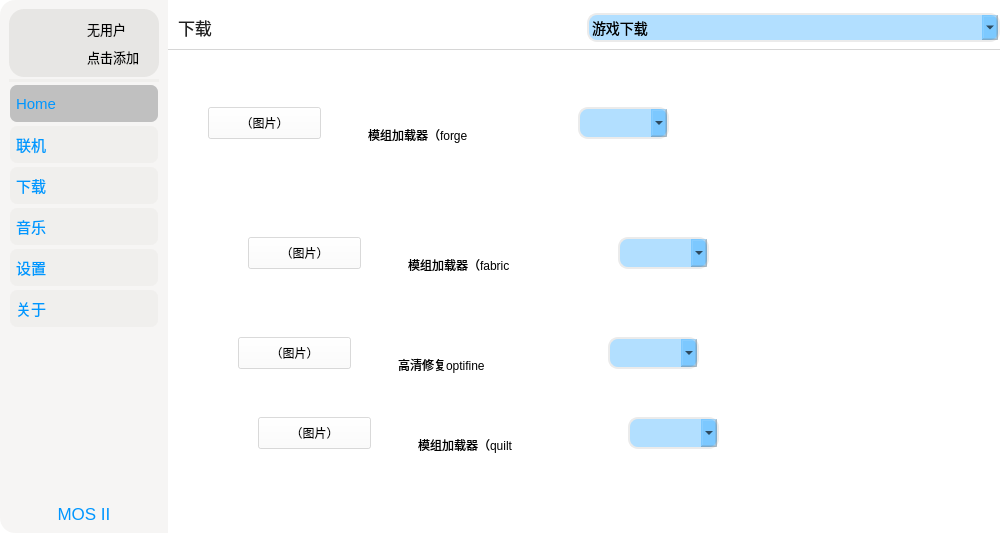
The window that UI/MOS_UI.ui (David-xian66/Minecraft-Optimal-Starter_2) describes before a commit, drawn with Qt 5.
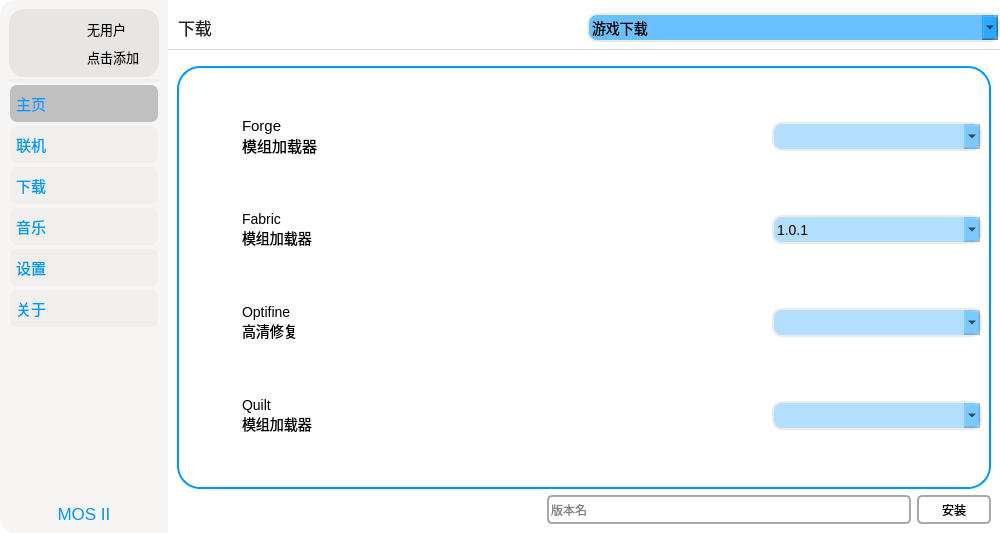
The same window after the commit. The open tabs and pages were chosen to show the change. Icons and pictures are not drawn.

```diff
--- a/UI/MOS_UI.ui
+++ b/UI/MOS_UI.ui
@@ -32,10 +32,7 @@
    <property name="styleSheet">
     <string notr="true">background-color: rgba(255, 255, 255,100);</string>
    </property>
-   <layout class="QHBoxLayout" name="horizontalLayout_2">
-    <property name="spacing">
-     <number>0</number>
-    </property>
+   <layout class="QGridLayout" name="gridLayout_13">
     <property name="leftMargin">
      <number>0</number>
     </property>
@@ -48,8 +45,17 @@
     <property name="bottomMargin">
      <number>0</number>
     </property>
-    <item>
+    <property name="horizontalSpacing">
+     <number>0</number>
+    </property>
+    <item row="0" column="0">
      <widget class="QWidget" name="widget_mos_left" native="true">
+      <property name="sizePolicy">
+       <sizepolicy hsizetype="Preferred" vsizetype="Preferred">
+        <horstretch>0</horstretch>
+        <verstretch>0</verstretch>
+       </sizepolicy>
+      </property>
       <property name="autoFillBackground">
        <bool>false</bool>
       </property>
@@ -87,7 +93,7 @@
 	font-size: 15px;
 	border-style:none;
 	border-radius:8px;
-	border:2px solid rgb(229, 228, 226,0);
+	border:2px solid rgba(229, 228, 226,0);
 }
 QPushButton::hover
 {
@@ -110,7 +116,7 @@
 	font-size: 15px;
 	border-style:none;
 	border-radius:8px;
-	border:2px solid rgb(229, 228, 226,0);background-color: rgb(192, 192, 192);
+	border:2px solid rgba(229, 228, 226,0);background-color: rgb(192, 192, 192);
 }
 #pushButton_home::hover
 {
@@ -226,7 +232,7 @@
           <string notr="true"/>
          </property>
          <property name="text">
-          <string>Home</string>
+          <string>主页</string>
          </property>
          <property name="icon">
           <iconset>
@@ -399,7 +405,7 @@
       </layout>
      </widget>
     </item>
-    <item>
+    <item row="0" column="1">
      <widget class="QStackedWidget" name="stackedWidget_mos_right">
       <property name="styleSheet">
        <string notr="true">font: 13pt &quot;PingFang SC&quot;;background-color: rgba(255, 255, 255, 128);</string>
@@ -939,7 +945,7 @@
     border-radius: 3px;
 	height:25px;
 	font-size: 14px;
-	background-color: rgba(0, 150, 255, 77);
+	background-color: rgba(0, 150, 255, 150);
 	border-radius:10px;
 }
 /*QComboBox::down-arrow
@@ -1019,6 +1025,9 @@
         </item>
         <item row="4" column="0" colspan="2">
          <widget class="QStackedWidget" name="stackedWidget_2">
+          <property name="styleSheet">
+           <string notr="true">background-color: rgba(255, 255, 255, 0);</string>
+          </property>
           <property name="currentIndex">
            <number>1</number>
           </property>
@@ -1056,150 +1065,394 @@
            </layout>
           </widget>
           <widget class="QWidget" name="page_10">
-           <widget class="QPushButton" name="pushButton_5">
-            <property name="geometry">
-             <rect>
-              <x>40</x>
-              <y>50</y>
-              <width>113</width>
-              <height>32</height>
-             </rect>
-            </property>
-            <property name="text">
-             <string>（图片）</string>
-            </property>
-           </widget>
-           <widget class="QLabel" name="label_11">
-            <property name="geometry">
-             <rect>
-              <x>200</x>
-              <y>70</y>
-              <width>171</width>
-              <height>16</height>
-             </rect>
-            </property>
-            <property name="text">
-             <string>模组加载器（forge</string>
-            </property>
-           </widget>
-           <widget class="QComboBox" name="comboBox_3">
-            <property name="geometry">
-             <rect>
-              <x>410</x>
-              <y>50</y>
-              <width>91</width>
-              <height>32</height>
-             </rect>
-            </property>
-           </widget>
-           <widget class="QComboBox" name="comboBox_4">
-            <property name="geometry">
-             <rect>
-              <x>450</x>
-              <y>180</y>
-              <width>91</width>
-              <height>32</height>
-             </rect>
-            </property>
-           </widget>
-           <widget class="QLabel" name="label_19">
-            <property name="geometry">
-             <rect>
-              <x>240</x>
-              <y>200</y>
-              <width>171</width>
-              <height>16</height>
-             </rect>
-            </property>
-            <property name="text">
-             <string>模组加载器（fabric</string>
-            </property>
-           </widget>
-           <widget class="QPushButton" name="pushButton_6">
-            <property name="geometry">
-             <rect>
-              <x>80</x>
-              <y>180</y>
-              <width>113</width>
-              <height>32</height>
-             </rect>
-            </property>
-            <property name="text">
-             <string>（图片）</string>
-            </property>
-           </widget>
-           <widget class="QComboBox" name="comboBox_5">
-            <property name="geometry">
-             <rect>
-              <x>440</x>
-              <y>280</y>
-              <width>91</width>
-              <height>32</height>
-             </rect>
-            </property>
-           </widget>
-           <widget class="QLabel" name="label_20">
-            <property name="geometry">
-             <rect>
-              <x>230</x>
-              <y>300</y>
-              <width>171</width>
-              <height>16</height>
-             </rect>
-            </property>
-            <property name="text">
-             <string>高清修复optifine</string>
-            </property>
-           </widget>
-           <widget class="QPushButton" name="pushButton_7">
-            <property name="geometry">
-             <rect>
-              <x>70</x>
-              <y>280</y>
-              <width>113</width>
-              <height>32</height>
-             </rect>
-            </property>
-            <property name="text">
-             <string>（图片）</string>
-            </property>
-           </widget>
-           <widget class="QComboBox" name="comboBox_6">
-            <property name="geometry">
-             <rect>
-              <x>460</x>
-              <y>360</y>
-              <width>91</width>
-              <height>32</height>
-             </rect>
-            </property>
-           </widget>
-           <widget class="QLabel" name="label_21">
-            <property name="geometry">
-             <rect>
-              <x>250</x>
-              <y>380</y>
-              <width>171</width>
-              <height>16</height>
-             </rect>
-            </property>
-            <property name="text">
-             <string>模组加载器（quilt</string>
-            </property>
-           </widget>
-           <widget class="QPushButton" name="pushButton_8">
-            <property name="geometry">
-             <rect>
-              <x>90</x>
-              <y>360</y>
-              <width>113</width>
-              <height>32</height>
-             </rect>
-            </property>
-            <property name="text">
-             <string>（图片）</string>
-            </property>
-           </widget>
+           <property name="styleSheet">
+            <string notr="true"/>
+           </property>
+           <layout class="QGridLayout" name="gridLayout_26">
+            <item row="0" column="0" colspan="3">
+             <widget class="QWidget" name="widget_2" native="true">
+              <property name="styleSheet">
+               <string notr="true">QWidget{border-radius: 23px;border:2px solid rgb(0, 150, 255);}
+QComboBox {
+    border: 2px solid rgb(235, 235, 235); /* border: 宽度 线类型 颜色 */
+    border-radius: 3px;
+	height:25px;
+	font-size: 14px;
+	background-color: rgba(0, 150, 255, 77);
+	border-radius:10px;
+}
+/*QComboBox::down-arrow
+是 右面那个 
+*/</string>
+              </property>
+              <layout class="QGridLayout" name="gridLayout_25">
+               <item row="0" column="2" colspan="2">
+                <spacer name="horizontalSpacer_15">
+                 <property name="orientation">
+                  <enum>Qt::Horizontal</enum>
+                 </property>
+                 <property name="sizeType">
+                  <enum>QSizePolicy::Expanding</enum>
+                 </property>
+                 <property name="sizeHint" stdset="0">
+                  <size>
+                   <width>199</width>
+                   <height>20</height>
+                  </size>
+                 </property>
+                </spacer>
+               </item>
+               <item row="3" column="2">
+                <spacer name="horizontalSpacer_12">
+                 <property name="orientation">
+                  <enum>Qt::Horizontal</enum>
+                 </property>
+                 <property name="sizeHint" stdset="0">
+                  <size>
+                   <width>40</width>
+                   <height>20</height>
+                  </size>
+                 </property>
+                </spacer>
+               </item>
+               <item row="3" column="0">
+                <widget class="QPushButton" name="pushButton_8">
+                 <property name="styleSheet">
+                  <string notr="true">border-style:none;width:50px;height:50px;border-radius: 23px;background-color: rgba(235, 235, 235, 0);</string>
+                 </property>
+                 <property name="text">
+                  <string/>
+                 </property>
+                 <property name="icon">
+                  <iconset>
+                   <normaloff>../picture/quilt.png</normaloff>../picture/quilt.png</iconset>
+                 </property>
+                 <property name="iconSize">
+                  <size>
+                   <width>50</width>
+                   <height>50</height>
+                  </size>
+                 </property>
+                </widget>
+               </item>
+               <item row="2" column="2" colspan="2">
+                <spacer name="horizontalSpacer_13">
+                 <property name="orientation">
+                  <enum>Qt::Horizontal</enum>
+                 </property>
+                 <property name="sizeHint" stdset="0">
+                  <size>
+                   <width>40</width>
+                   <height>20</height>
+                  </size>
+                 </property>
+                </spacer>
+               </item>
+               <item row="2" column="5">
+                <widget class="QComboBox" name="comboBox_5">
+                 <property name="minimumSize">
+                  <size>
+                   <width>120</width>
+                   <height>25</height>
+                  </size>
+                 </property>
+                 <property name="styleSheet">
+                  <string notr="true">border: 2px solid rgb(235, 235, 235);</string>
+                 </property>
+                </widget>
+               </item>
+               <item row="1" column="2" colspan="2">
+                <spacer name="horizontalSpacer_14">
+                 <property name="orientation">
+                  <enum>Qt::Horizontal</enum>
+                 </property>
+                 <property name="sizeHint" stdset="0">
+                  <size>
+                   <width>40</width>
+                   <height>20</height>
+                  </size>
+                 </property>
+                </spacer>
+               </item>
+               <item row="3" column="1">
+                <widget class="QLabel" name="label_21">
+                 <property name="styleSheet">
+                  <string notr="true">border-style:none;font-size: 14px;</string>
+                 </property>
+                 <property name="text">
+                  <string>Quilt
+模组加载器</string>
+                 </property>
+                </widget>
+               </item>
+               <item row="2" column="1">
+                <widget class="QLabel" name="label_20">
+                 <property name="styleSheet">
+                  <string notr="true">border-style:none;font-size: 14px;</string>
+                 </property>
+                 <property name="text">
+                  <string>Optifine
+高清修复</string>
+                 </property>
+                </widget>
+               </item>
+               <item row="1" column="4">
+                <widget class="QPushButton" name="pushButton_13">
+                 <property name="styleSheet">
+                  <string notr="true">border-style:none;width:50px;height:50px;border-radius: 23px;background-color: rgba(235, 235, 235, 0);</string>
+                 </property>
+                 <property name="text">
+                  <string/>
+                 </property>
+                 <property name="icon">
+                  <iconset>
+                   <normaloff>../picture/loading.gif</normaloff>../picture/loading.gif</iconset>
+                 </property>
+                 <property name="iconSize">
+                  <size>
+                   <width>40</width>
+                   <height>40</height>
+                  </size>
+                 </property>
+                </widget>
+               </item>
+               <item row="2" column="4">
+                <widget class="QPushButton" name="pushButton_14">
+                 <property name="styleSheet">
+                  <string notr="true">border-style:none;width:50px;height:50px;border-radius: 23px;background-color: rgba(235, 235, 235, 0);</string>
+                 </property>
+                 <property name="text">
+                  <string/>
+                 </property>
+                 <property name="icon">
+                  <iconset>
+                   <normaloff>../picture/loading.gif</normaloff>../picture/loading.gif</iconset>
+                 </property>
+                 <property name="iconSize">
+                  <size>
+                   <width>40</width>
+                   <height>40</height>
+                  </size>
+                 </property>
+                </widget>
+               </item>
+               <item row="0" column="0">
+                <widget class="QPushButton" name="pushButton_5">
+                 <property name="styleSheet">
+                  <string notr="true">border-style:none;width:50px;height:50px;border-radius: 23px;background-color: rgba(235, 235, 235, 0);</string>
+                 </property>
+                 <property name="text">
+                  <string/>
+                 </property>
+                 <property name="icon">
+                  <iconset>
+                   <normaloff>../picture/forge.png</normaloff>../picture/forge.png</iconset>
+                 </property>
+                 <property name="iconSize">
+                  <size>
+                   <width>50</width>
+                   <height>50</height>
+                  </size>
+                 </property>
+                </widget>
+               </item>
+               <item row="0" column="1">
+                <widget class="QLabel" name="label_11">
+                 <property name="styleSheet">
+                  <string notr="true">border-style:none;font-size: 15px;</string>
+                 </property>
+                 <property name="text">
+                  <string>Forge
+模组加载器</string>
+                 </property>
+                </widget>
+               </item>
+               <item row="2" column="0">
+                <widget class="QPushButton" name="pushButton_7">
+                 <property name="styleSheet">
+                  <string notr="true">border-style:none;width:50px;height:50px;border-radius: 23px;background-color: rgba(235, 235, 235, 0);</string>
+                 </property>
+                 <property name="text">
+                  <string/>
+                 </property>
+                 <property name="icon">
+                  <iconset>
+                   <normaloff>../picture/optifine.png</normaloff>../picture/optifine.png</iconset>
+                 </property>
+                 <property name="iconSize">
+                  <size>
+                   <width>50</width>
+                   <height>50</height>
+                  </size>
+                 </property>
+                </widget>
+               </item>
+               <item row="3" column="4">
+                <widget class="QPushButton" name="pushButton_15">
+                 <property name="styleSheet">
+                  <string notr="true">border-style:none;width:50px;height:50px;border-radius: 23px;background-color: rgba(235, 235, 235, 0);</string>
+                 </property>
+                 <property name="text">
+                  <string/>
+                 </property>
+                 <property name="icon">
+                  <iconset>
+                   <normaloff>../picture/loading.gif</normaloff>../picture/loading.gif</iconset>
+                 </property>
+                 <property name="iconSize">
+                  <size>
+                   <width>40</width>
+                   <height>40</height>
+                  </size>
+                 </property>
+                </widget>
+               </item>
+               <item row="3" column="5">
+                <widget class="QComboBox" name="comboBox_6">
+                 <property name="minimumSize">
+                  <size>
+                   <width>120</width>
+                   <height>25</height>
+                  </size>
+                 </property>
+                 <property name="styleSheet">
+                  <string notr="true">border: 2px solid rgb(235, 235, 235);</string>
+                 </property>
+                </widget>
+               </item>
+               <item row="1" column="1">
+                <widget class="QLabel" name="label_19">
+                 <property name="styleSheet">
+                  <string notr="true">border-style:none;font-size: 14px;</string>
+                 </property>
+                 <property name="text">
+                  <string>Fabric
+模组加载器</string>
+                 </property>
+                </widget>
+               </item>
+               <item row="0" column="5">
+                <widget class="QComboBox" name="comboBox_3">
+                 <property name="minimumSize">
+                  <size>
+                   <width>210</width>
+                   <height>25</height>
+                  </size>
+                 </property>
+                 <property name="styleSheet">
+                  <string notr="true">border: 2px solid rgb(235, 235, 235);</string>
+                 </property>
+                </widget>
+               </item>
+               <item row="1" column="0">
+                <widget class="QPushButton" name="pushButton_6">
+                 <property name="styleSheet">
+                  <string notr="true">border-style:none;width:50px;height:50px;border-radius: 23px;background-color: rgba(235, 235, 235, 0);</string>
+                 </property>
+                 <property name="text">
+                  <string/>
+                 </property>
+                 <property name="icon">
+                  <iconset>
+                   <normaloff>../picture/fabric.png</normaloff>../picture/fabric.png</iconset>
+                 </property>
+                 <property name="iconSize">
+                  <size>
+                   <width>50</width>
+                   <height>50</height>
+                  </size>
+                 </property>
+                </widget>
+               </item>
+               <item row="0" column="4">
+                <widget class="QPushButton" name="pushButton_12">
+                 <property name="styleSheet">
+                  <string notr="true">border-style:none;width:50px;height:50px;border-radius: 23px;background-color: rgba(235, 235, 235, 0);</string>
+                 </property>
+                 <property name="text">
+                  <string/>
+                 </property>
+                 <property name="icon">
+                  <iconset>
+                   <normaloff>../picture/loading.gif</normaloff>../picture/loading.gif</iconset>
+                 </property>
+                 <property name="iconSize">
+                  <size>
+                   <width>40</width>
+                   <height>40</height>
+                  </size>
+                 </property>
+                </widget>
+               </item>
+               <item row="1" column="5">
+                <widget class="QComboBox" name="comboBox_4">
+                 <property name="minimumSize">
+                  <size>
+                   <width>120</width>
+                   <height>25</height>
+                  </size>
+                 </property>
+                 <property name="styleSheet">
+                  <string notr="true">border: 2px solid rgb(235, 235, 235);</string>
+                 </property>
+                 <item>
+                  <property name="text">
+                   <string>1.0.1</string>
+                  </property>
+                 </item>
+                 <item>
+                  <property name="text">
+                   <string>2.0.2</string>
+                  </property>
+                 </item>
+                </widget>
+               </item>
+              </layout>
+             </widget>
+            </item>
+            <item row="1" column="0">
+             <spacer name="horizontalSpacer_16">
+              <property name="orientation">
+               <enum>Qt::Horizontal</enum>
+              </property>
+              <property name="sizeHint" stdset="0">
+               <size>
+                <width>40</width>
+                <height>20</height>
+               </size>
+              </property>
+             </spacer>
+            </item>
+            <item row="1" column="1">
+             <widget class="QLineEdit" name="lineEdit">
+              <property name="styleSheet">
+               <string notr="true">height:25px;border-radius: 5px;border:2px solid rgb(169, 169, 169);color: rgb(0, 0, 0);</string>
+              </property>
+              <property name="inputMask">
+               <string/>
+              </property>
+              <property name="text">
+               <string/>
+              </property>
+              <property name="alignment">
+               <set>Qt::AlignLeading|Qt::AlignLeft|Qt::AlignVCenter</set>
+              </property>
+              <property name="placeholderText">
+               <string>版本名</string>
+              </property>
+             </widget>
+            </item>
+            <item row="1" column="2">
+             <widget class="QPushButton" name="pushButton_2">
+              <property name="styleSheet">
+               <string notr="true">height:25px;border-radius: 5px;width:70px;border:2px solid rgb(169, 169, 169);</string>
+              </property>
+              <property name="text">
+               <string>安装</string>
+              </property>
+             </widget>
+            </item>
+           </layout>
           </widget>
          </widget>
         </item>
```
Left out of the diff: 585 changed lines with no effect on the pictures.
